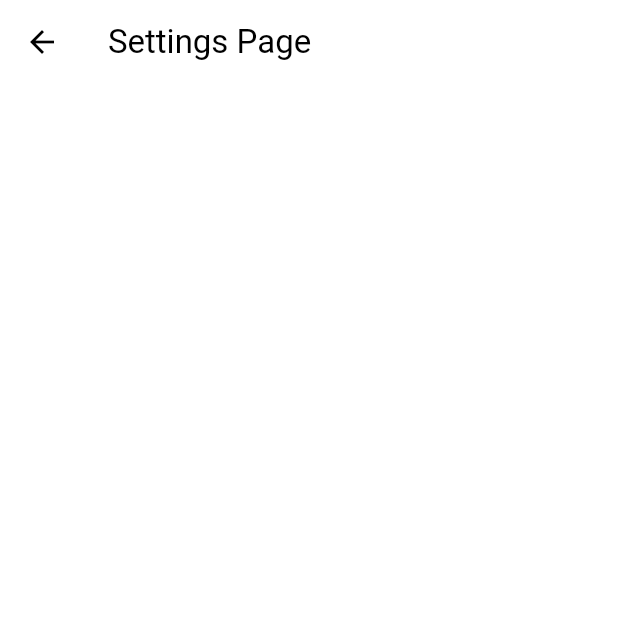
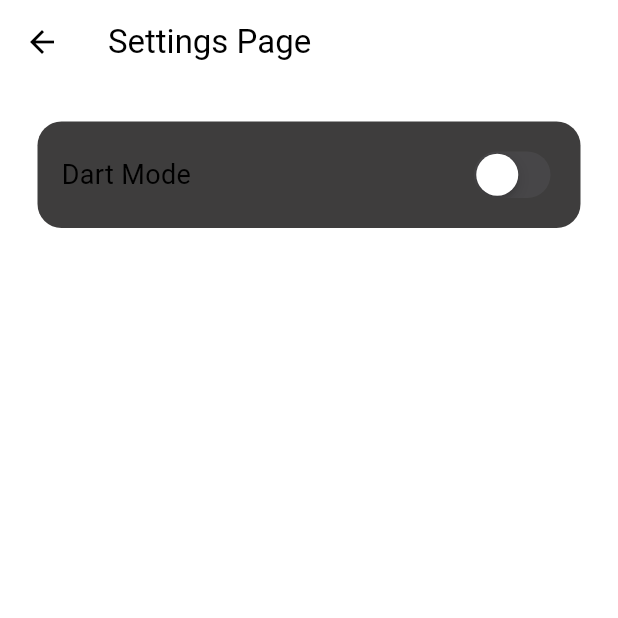
Before and after one commit to mozidan27/zchat, a Flutter app: the screen it shows once a user with an empty profile is signed in, in the side drawer, after a tap on "S E T T I N G S", on a phone screen of 412 x 824 dp, the top half of it. Run offline on Flutter 3.47's test engine with Material 3 defaults, Android fonts, the phone set to English and light mode, and no system bars; our stand-ins replace firebase_auth, firebase_core; accounts and stored records are empty; network calls fail.

Commit message:
dart mode

```diff
--- a/lib/components/my_drawer.dart
+++ b/lib/components/my_drawer.dart
@@ -1,5 +1,5 @@
 import 'package:flutter/material.dart';
-import 'package:zchat/auth/auth_service.dart';
+import 'package:zchat/services/auth/auth_service.dart';
 import 'package:zchat/pages/setting_page.dart';
 
 class MyDrawer extends StatelessWidget {
--- a/lib/main.dart
+++ b/lib/main.dart
@@ -1,13 +1,19 @@
 import 'package:firebase_core/firebase_core.dart';
 import 'package:flutter/material.dart';
-import 'package:zchat/auth/auth_gate.dart';
+import 'package:provider/provider.dart';
+import 'package:zchat/services/auth/auth_gate.dart';
 import 'package:zchat/firebase_options.dart';
-import 'package:zchat/theme/light_mode.dart';
+import 'package:zchat/theme/theme_provider.dart';
 
 void main() async {
   WidgetsFlutterBinding.ensureInitialized();
   await Firebase.initializeApp(options: DefaultFirebaseOptions.currentPlatform);
-  runApp(const MyApp());
+  runApp(
+    ChangeNotifierProvider(
+      create: (context) => ThemeProvider(),
+      child: const MyApp(),
+    ),
+  );
 }
 
 class MyApp extends StatelessWidget {
@@ -18,7 +24,7 @@
     return MaterialApp(
       debugShowCheckedModeBanner: false,
       home: const AuthGate(),
-      theme: lightMode,
+      theme: Provider.of<ThemeProvider>(context).themeData,
     );
   }
 }
--- a/lib/pages/login_page.dart
+++ b/lib/pages/login_page.dart
@@ -1,5 +1,5 @@
 import 'package:flutter/material.dart';
-import 'package:zchat/auth/auth_service.dart';
+import 'package:zchat/services/auth/auth_service.dart';
 import 'package:zchat/components/my_button.dart';
 import 'package:zchat/components/my_text_field.dart';
 
--- a/lib/pages/register_page.dart
+++ b/lib/pages/register_page.dart
@@ -1,5 +1,5 @@
 import 'package:flutter/material.dart';
-import 'package:zchat/auth/auth_service.dart';
+import 'package:zchat/services/auth/auth_service.dart';
 import 'package:zchat/components/my_button.dart';
 import 'package:zchat/components/my_text_field.dart';
 
--- a/lib/pages/setting_page.dart
+++ b/lib/pages/setting_page.dart
@@ -1,4 +1,7 @@
+import 'package:flutter/cupertino.dart';
 import 'package:flutter/material.dart';
+import 'package:provider/provider.dart';
+import 'package:zchat/theme/theme_provider.dart';
 
 class SettingPage extends StatelessWidget {
   const SettingPage({super.key});
@@ -9,6 +12,31 @@
       appBar: AppBar(
         title: const Text('Settings Page'),
       ),
+      body: Container(
+        margin: const EdgeInsets.all(25),
+        padding: const EdgeInsets.all(16),
+        decoration: BoxDecoration(
+            color: Theme.of(context).colorScheme.secondary,
+            borderRadius: BorderRadius.circular(16)),
+        child: Row(
+          mainAxisAlignment: MainAxisAlignment.spaceBetween,
+          children: [
+            // dart mode
+            const Text(
+              'Dart Mode',
+              style: TextStyle(fontSize: 18),
+            ),
+            // switch
+            CupertinoSwitch(
+              value:
+                  Provider.of<ThemeProvider>(context, listen: false).isDartMode,
+              onChanged: (value) =>
+                  Provider.of<ThemeProvider>(context, listen: false)
+                      .toggleTheme(),
+            )
+          ],
+        ),
+      ),
     );
   }
 }
--- a/lib/auth/auth_gate.dart
+++ b/lib/services/auth/auth_gate.dart
@@ -1,6 +1,6 @@
 import 'package:firebase_auth/firebase_auth.dart';
 import 'package:flutter/material.dart';
-import 'package:zchat/auth/login_and_register.dart';
+import 'package:zchat/services/auth/login_and_register.dart';
 import 'package:zchat/pages/home_page.dart';
 
 class AuthGate extends StatelessWidget {
--- /dev/null
+++ b/lib/theme/dart_mode.dart
@@ -0,0 +1,11 @@
+import 'package:flutter/material.dart';
+
+ThemeData dartMode = ThemeData(
+  colorScheme: ColorScheme.dark(
+    background: Colors.grey.shade900,
+    primary: Colors.grey.shade600,
+    secondary: Colors.grey.shade700,
+    tertiary: Colors.grey.shade800,
+    inversePrimary: Colors.grey.shade300,
+  ),
+);
--- a/lib/theme/light_mode.dart
+++ b/lib/theme/light_mode.dart
@@ -4,7 +4,7 @@
   colorScheme: ColorScheme.light(
     background: Colors.grey.shade300,
     primary: Colors.grey.shade500,
-    secondary: Colors.grey.shade200,
+    secondary: const Color.fromARGB(255, 62, 61, 61),
     tertiary: Colors.white,
     inversePrimary: Colors.grey.shade900,
   ),
--- /dev/null
+++ b/lib/theme/theme_provider.dart
@@ -0,0 +1,21 @@
+import 'package:flutter/material.dart';
+import 'package:zchat/theme/dart_mode.dart';
+import 'package:zchat/theme/light_mode.dart';
+
+class ThemeProvider extends ChangeNotifier {
+  ThemeData _themeData = lightMode;
+  ThemeData get themeData => _themeData;
+  bool get isDartMode => _themeData == dartMode;
+  set themeData(ThemeData themeData) {
+    _themeData = themeData;
+    notifyListeners();
+  }
+
+  void toggleTheme() {
+    if (_themeData == lightMode) {
+      themeData = dartMode;
+    } else {
+      themeData = lightMode;
+    }
+  }
+}
--- a/pubspec.yaml
+++ b/pubspec.yaml
@@ -37,6 +37,8 @@
   cupertino_icons: ^1.0.6
   firebase_core: ^2.31.0
   firebase_auth: ^4.19.5
+  cloud_firestore: ^4.17.3
+  provider: ^6.1.2
 
 dev_dependencies:
   flutter_test:
```
Also changed, not shown: lib/services/auth/auth_service.dart (renamed from lib/auth/auth_service.dart), lib/services/auth/login_and_register.dart (renamed from lib/auth/login_and_register.dart), lib/services/chat/chat_services.dart (added), pubspec.lock, 3 other files.
